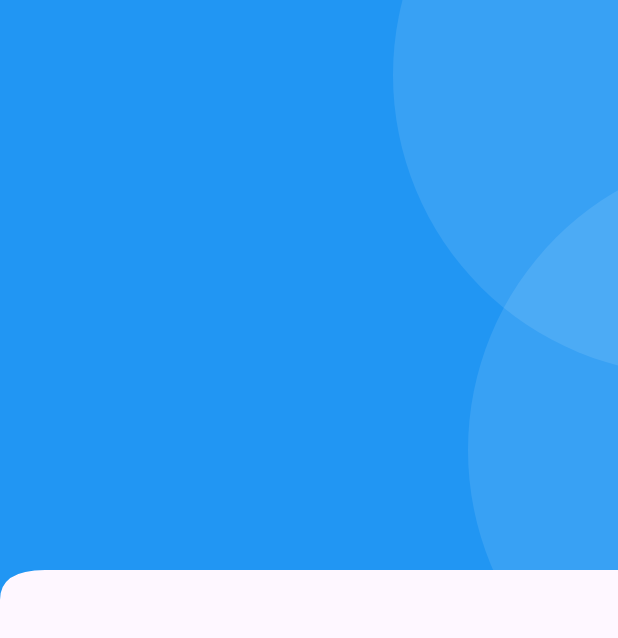
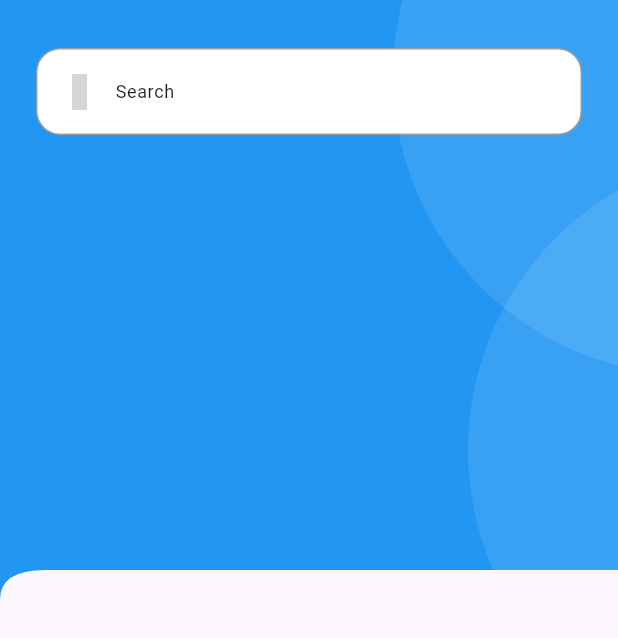
Before and after one commit to KamalTaleb/BeatyCenterApp, a Flutter app: the homePage screen opened directly, on a phone screen of 412 x 824 dp. Shown: the top 638 px of the screen. Run offline on Flutter 3.47's test engine with Material 3 defaults, Android fonts, the light colour scheme and no system bars; our stand-ins replace get, iconsax, image_picker, shared_preferences, smooth_page_indicator; accounts and stored records are empty; grey boxes are pictures that could not be loaded.

Commit message:
search container

```diff
--- a/lib/home.dart
+++ b/lib/home.dart
@@ -3,6 +3,7 @@ import 'package:beauty_center/cart_menu_icon.dart';
 import 'package:beauty_center/curved_edge.dart';
 import 'package:beauty_center/curved_edge_widget.dart';
 import 'package:beauty_center/home_appbar.dart';
+import 'package:beauty_center/search_container.dart';
 import 'package:beauty_center/primary_header_container.dart';
 import 'package:flutter/cupertino.dart';
 import 'package:flutter/material.dart';
@@ -24,7 +25,13 @@ class homePage extends StatelessWidget {
           children: [
             SPrimaryHeaderContainer(
               child: Column(
-                children: [SHomeAppBar()],
+                children: [
+                  // const SHomeAppBar(),
+                  const SizedBox(
+                    height: 32.0,
+                  ),
+                  SSearchContainer(),
+                ],
               ),
             ),
           ],
--- a/lib/main.dart
+++ b/lib/main.dart
@@ -18,7 +18,7 @@ class MyApp extends StatelessWidget {
         colorScheme: ColorScheme.fromSeed(seedColor: Colors.deepPurple),
         useMaterial3: true,
       ),
-      home: Splash(),
+      home: homePage(),
     );
   }
 }
--- a/lib/primary_header_container.dart
+++ b/lib/primary_header_container.dart
@@ -34,6 +34,7 @@ class SPrimaryHeaderContainer extends StatelessWidget {
                   backgroundColor: Colors.white.withOpacity(0.1),
                 ),
               ),
+              child,
             ],
           ),
         ),
--- /dev/null
+++ b/lib/search_container.dart
@@ -0,0 +1,38 @@
+import 'package:flutter/material.dart';
+import 'package:iconsax/iconsax.dart';
+
+class SSearchContainer extends StatelessWidget {
+  const SSearchContainer({
+    super.key,
+  });
+
+  @override
+  Widget build(BuildContext context) {
+    return Padding(
+      padding: const EdgeInsets.symmetric(horizontal: 24.0),
+      child: Container(
+        padding: const EdgeInsets.all(16.0),
+        decoration: BoxDecoration(
+          color: Colors.white,
+          borderRadius: BorderRadius.circular(16.0),
+          border: Border.all(color: Colors.grey),
+        ),
+        child: Row(
+          children: [
+            const Icon(
+              Iconsax.search_normal,
+              color: Colors.grey,
+            ),
+            const SizedBox(
+              width: 12.0,
+            ),
+            Text(
+              "Search",
+              style: Theme.of(context).textTheme.bodySmall,
+            )
+          ],
+        ),
+      ),
+    );
+  }
+}
```
